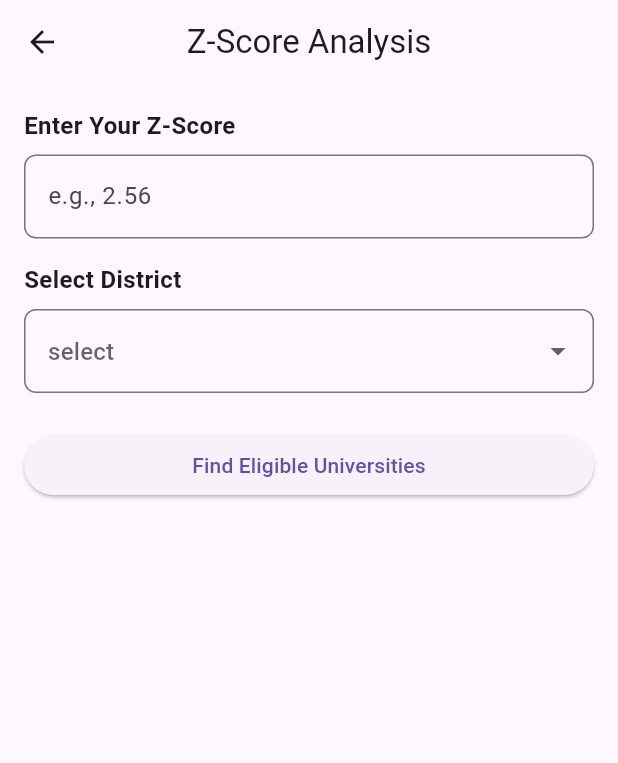
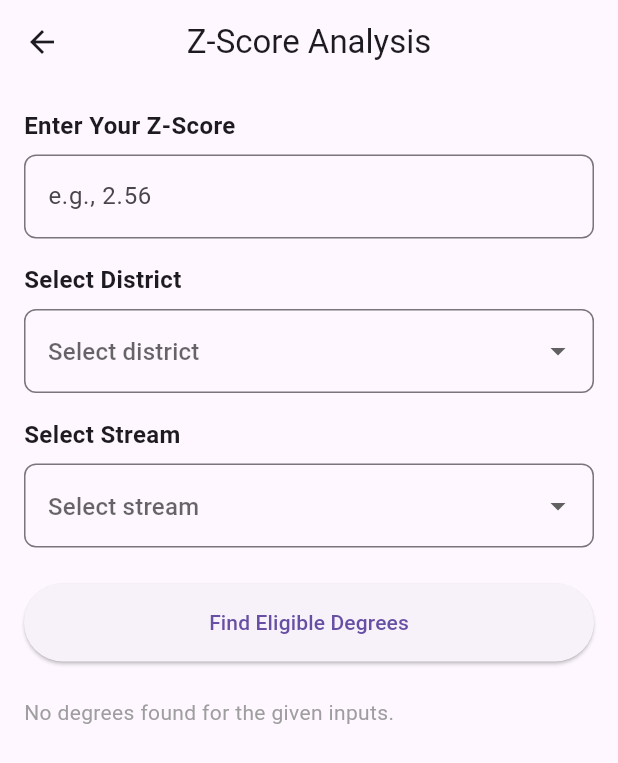
Before and after one commit to dasun2000/uniselector, a Flutter app: the ZScoreScreen screen opened directly, on a phone screen of 412 x 824 dp. Shown: the top 763 px of the screen. Run offline on Flutter 3.47's test engine with Material 3 defaults, Android fonts, the phone set to English and light mode, and no system bars; our stand-ins replace carousel_slider, cloud_firestore, firebase_core; accounts and stored records are empty; network calls fail.

Commit message:
create and update and fixed all bugs in codes
create, update dart files and fixed all bugs and connect firebase into our project

```diff
--- a/uni_selector_app/uni_selector/lib/screens/zscore_screen.dart
+++ b/uni_selector_app/uni_selector/lib/screens/zscore_screen.dart
@@ -1,7 +1,105 @@
 import 'package:flutter/material.dart';
+import 'package:cloud_firestore/cloud_firestore.dart';
 
-class ZScoreScreen extends StatelessWidget {
+class ZScoreScreen extends StatefulWidget {
   const ZScoreScreen({super.key});
+
+  @override
+  State<ZScoreScreen> createState() => _ZScoreScreenState();
+}
+
+class _ZScoreScreenState extends State<ZScoreScreen> {
+  final TextEditingController _zScoreController = TextEditingController();
+  String? _selectedDistrict;
+  String? _selectedStream;
+  List<DocumentSnapshot> _results = [];
+  bool _loading = false;
+  String? _errorMessage;
+  bool _usingLocalFilter = false;
+
+  Future<void> _findDegrees() async {
+    setState(() {
+      _results = [];
+      _errorMessage = null;
+      _loading = true;
+      _usingLocalFilter = false;
+    });
+
+    final enteredZScore = double.tryParse(_zScoreController.text);
+    if (enteredZScore == null || _selectedDistrict == null || _selectedStream == null) {
+      setState(() {
+        _loading = false;
+        _errorMessage = 'Please enter all required fields';
+      });
+      return;
+    }
+
+    try {
+      // Try the optimized query first
+      final querySnapshot = await FirebaseFirestore.instance
+          .collection('degree')
+          .where('district', isEqualTo: _selectedDistrict)
+          .where('stream', isEqualTo: _selectedStream)
+          .where('zscore', isLessThanOrEqualTo: enteredZScore)
+          .orderBy('zscore', descending: true)
+          .get();
+
+      setState(() {
+        _results = querySnapshot.docs;
+      });
+    } catch (e) {
+      debugPrint('Optimized query failed, falling back to local filter: $e');
+
+      // Fallback to local filtering if the index isn't ready
+      try {
+        setState(() {
+          _usingLocalFilter = true;
+        });
+
+        final querySnapshot = await FirebaseFirestore.instance
+            .collection('degree')
+            .where('district', isEqualTo: _selectedDistrict)
+            .where('stream', isEqualTo: _selectedStream)
+            .get();
+
+        final filteredResults = querySnapshot.docs.where((doc) {
+          final data = doc.data() as Map<String, dynamic>;
+          final zscore = data['zscore'] as num?;
+          return zscore != null && zscore.toDouble() <= enteredZScore;
+        }).toList();
+
+        setState(() {
+          _results = filteredResults;
+        });
+      } catch (e) {
+        debugPrint('Error fetching degrees: $e');
+        setState(() {
+          _errorMessage = 'Failed to fetch degrees. Please try again later.';
+        });
+      }
+    } finally {
+      setState(() {
+        _loading = false;
+      });
+    }
+  }
+
+  final List<String> _districts = [
+    'Ampara', 'Anuradhapura', 'Badulla', 'Batticaloa', 'Colombo',
+    'Galle', 'Gampaha', 'Hambantota', 'Jaffna', 'Kalutara', 'Kandy',
+    'Kegalle', 'Kilinochchi', 'Kurunegala', 'Mannar', 'Matale',
+    'Matara', 'Monaragala', 'Mullaitivu', 'Nuwara Eliya', 'Polonnaruwa',
+    'Puttalam', 'Ratnapura', 'Trincomalee', 'Vavuniya'
+  ];
+
+  final List<String> _streams = [
+    'Physical Science',
+    'Biological Science',
+    'Commerce',
+    'Arts',
+    'Technology',
+    'Other',
+  ];
 
   @override
   Widget build(BuildContext context) {
@@ -12,81 +110,137 @@ class ZScoreScreen extends StatelessWidget {
       ),
       body: Padding(
         padding: const EdgeInsets.all(16.0),
-        child: Column(
-          crossAxisAlignment: CrossAxisAlignment.start,
+        child: ListView(
           children: [
             const Text(
               'Enter Your Z-Score',
-              style: TextStyle(
-                fontSize: 16,
-                fontWeight: FontWeight.bold,
-              ),
+              style: TextStyle(fontSize: 16, fontWeight: FontWeight.bold),
             ),
             const SizedBox(height: 8),
             TextField(
+              controller: _zScoreController,
               decoration: InputDecoration(
                 hintText: 'e.g., 2.56',
                 border: OutlineInputBorder(
                   borderRadius: BorderRadius.circular(8),
                 ),
               ),
-              keyboardType: TextInputType.number,
+              keyboardType: TextInputType.numberWithOptions(decimal: true),
             ),
             const SizedBox(height: 16),
             const Text(
               'Select District',
-              style: TextStyle(
-                fontSize: 16,
-                fontWeight: FontWeight.bold,
-              ),
+              style: TextStyle(fontSize: 16, fontWeight: FontWeight.bold),
             ),
             const SizedBox(height: 8),
             DropdownButtonFormField<String>(
+              value: _selectedDistrict,
               decoration: InputDecoration(
-                hintText: 'select',
+                hintText: 'Select district',
                 border: OutlineInputBorder(
                   borderRadius: BorderRadius.circular(8),
                 ),
               ),
-              items: const [
-
-  DropdownMenuItem(value: 'Ampara', child: Text('Ampara')),
-  DropdownMenuItem(value: 'Anuradhapura', child: Text('Anuradhapura')),
-  DropdownMenuItem(value: 'Badulla', child: Text('Badulla')),
-  DropdownMenuItem(value: 'Batticaloa', child: Text('Batticaloa')),
-  DropdownMenuItem(value: 'Colombo', child: Text('Colombo')),
-  DropdownMenuItem(value: 'Galle', child: Text('Galle')),
-  DropdownMenuItem(value: 'Gampaha', child: Text('Gampaha')),
-  DropdownMenuItem(value: 'Hambantota', child: Text('Hambantota')),
-  DropdownMenuItem(value: 'Jaffna', child: Text('Jaffna')),
-  DropdownMenuItem(value: 'Kalutara', child: Text('Kalutara')),
-  DropdownMenuItem(value: 'Kandy', child: Text('Kandy')),
-  DropdownMenuItem(value: 'Kegalle', child: Text('Kegalle')),
-  DropdownMenuItem(value: 'Kilinochchi', child: Text('Kilinochchi')),
-  DropdownMenuItem(value: 'Kurunegala', child: Text('Kurunegala')),
-  DropdownMenuItem(value: 'Mannar', child: Text('Mannar')),
-  DropdownMenuItem(value: 'Matale', child: Text('Matale')),
-  DropdownMenuItem(value: 'Matara', child: Text('Matara')),
-  DropdownMenuItem(value: 'Monaragala', child: Text('Monaragala')),
-  DropdownMenuItem(value: 'Mullaitivu', child: Text('Mullaitivu')),
-  DropdownMenuItem(value: 'Nuwara Eliya', child: Text('Nuwara Eliya')),
-  DropdownMenuItem(value: 'Polonnaruwa', child: Text('Polonnaruwa')),
-  DropdownMenuItem(value: 'Puttalam', child: Text('Puttalam')),
-  DropdownMenuItem(value: 'Ratnapura', child: Text('Ratnapura')),
-  DropdownMenuItem(value: 'Trincomalee', child: Text('Trincomalee')),
-  DropdownMenuItem(value: 'Vavuniya', child: Text('Vavuniya')),
-
-              ],
-              onChanged: (value) {},
+              items: _districts
+                  .map((district) => DropdownMenuItem(
+                        value: district,
+                        child: Text(district),
+                      ))
+                  .toList(),
+              onChanged: (value) {
+                setState(() {
+                  _selectedDistrict = value;
+                });
+              },
+            ),
+            const SizedBox(height: 16),
+            const Text(
+              'Select Stream',
+              style: TextStyle(fontSize: 16, fontWeight: FontWeight.bold),
+            ),
+            const SizedBox(height: 8),
+            DropdownButtonFormField<String>(
+              value: _selectedStream,
+              decoration: InputDecoration(
+                hintText: 'Select stream',
+                border: OutlineInputBorder(
+                  borderRadius: BorderRadius.circular(8),
+                ),
+              ),
+              items: _streams
+                  .map((stream) => DropdownMenuItem(
+                        value: stream,
+                        child: Text(stream),
+                      ))
+                  .toList(),
+              onChanged: (value) {
+                setState(() {
+                  _selectedStream = value;
+                });
+              },
             ),
             const SizedBox(height: 24),
+            if (_errorMessage != null)
+              Padding(
+                padding: const EdgeInsets.only(bottom: 16),
+                child: Text(
+                  _errorMessage!,
+                  style: const TextStyle(color: Colors.red),
+                ),
+              ),
+            if (_usingLocalFilter)
+              const Padding(
+                padding: EdgeInsets.only(bottom: 16),
+                child: Text(
+                  'Using local filtering (index may still be building)',
+                  style: TextStyle(color: Colors.orange),
+                ),
+              ),
             SizedBox(
               width: double.infinity,
               child: ElevatedButton(
-                onPressed: () {},
-                child: const Text('Find Eligible Universities'),
+                onPressed: _loading ? null : _findDegrees,
+                style: ElevatedButton.styleFrom(
+                  padding: const EdgeInsets.symmetric(vertical: 16),
+                ),
+                child: _loading
+                    ? const CircularProgressIndicator(color: Colors.white)
+                    : const Text('Find Eligible Degrees'),
               ),
             ),
+            const SizedBox(height: 24),
+            if (_results.isNotEmpty) ...[
+              const Text(
+                'Eligible Degrees:',
+                style: TextStyle(fontSize: 18, fontWeight: FontWeight.bold),
+              ),
+              const SizedBox(height: 8),
+              ..._results.map((doc) {
+                final data = doc.data() as Map<String, dynamic>;
+                return Card(
+                  margin: const EdgeInsets.symmetric(vertical: 6),
+                  child: ListTile(
+                    title: Text(
+                      data['degree']?.toString() ?? 'Unknown Degree',
+                      style: const TextStyle(fontWeight: FontWeight.bold),
+                    ),
+                    subtitle: Column(
+                      crossAxisAlignment: CrossAxisAlignment.start,
+                      children: [
+                        Text('Type: ${data['degreeType']?.toString() ?? '-'}'),
+                        Text('Stream: ${data['stream']?.toString() ?? '-'}'),
+                        Text('District: ${data['district']?.toString() ?? '-'}'),
+                        Text('Z-Score: ${data['zscore']?.toStringAsFixed(4) ?? '-'}'),
+                      ],
+                    ),
+                  ),
+                );
+              }).toList(),
+            ] else if (!_loading && _errorMessage == null)
+              const Text(
+                'No degrees found for the given inputs.',
+                style: TextStyle(color: Colors.grey),
+              ),
           ],
         ),
       ),
```
Also changed, not shown: uni_selector_app/uni_selector/lib/screens/university_detail_screen.dart (added, +125 -0 lines), uni_selector_app/uni_selector/pubspec.yaml (+9 -5 lines), uni_selector_app/uni_selector/pubspec.lock, 9 other files.
